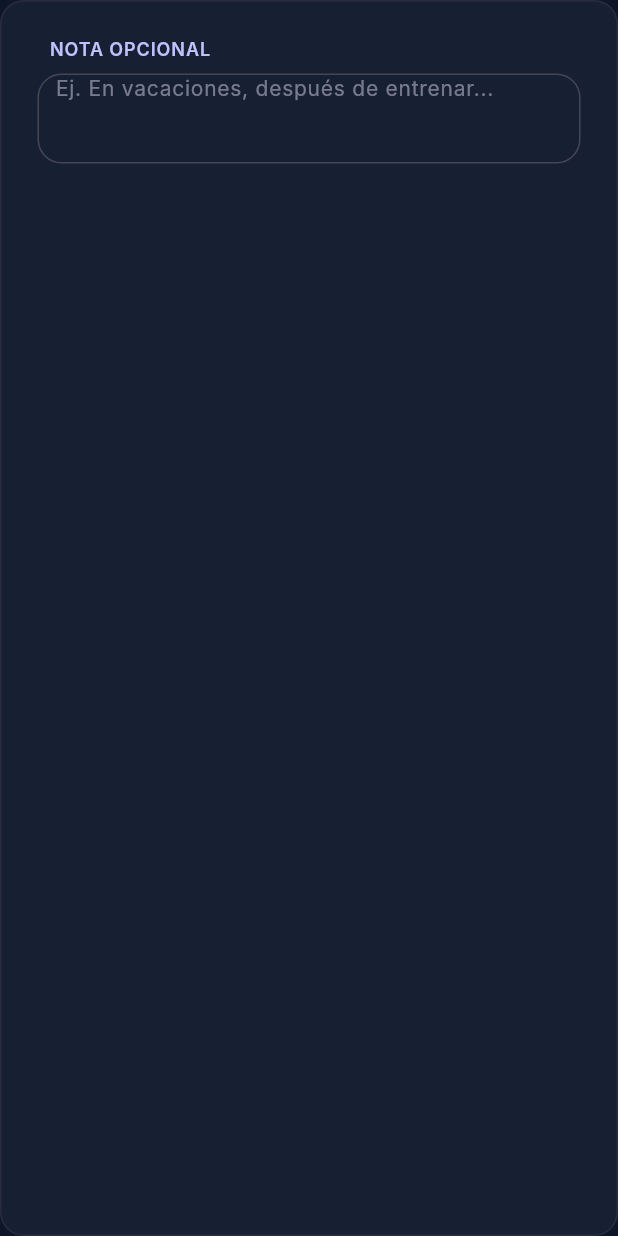
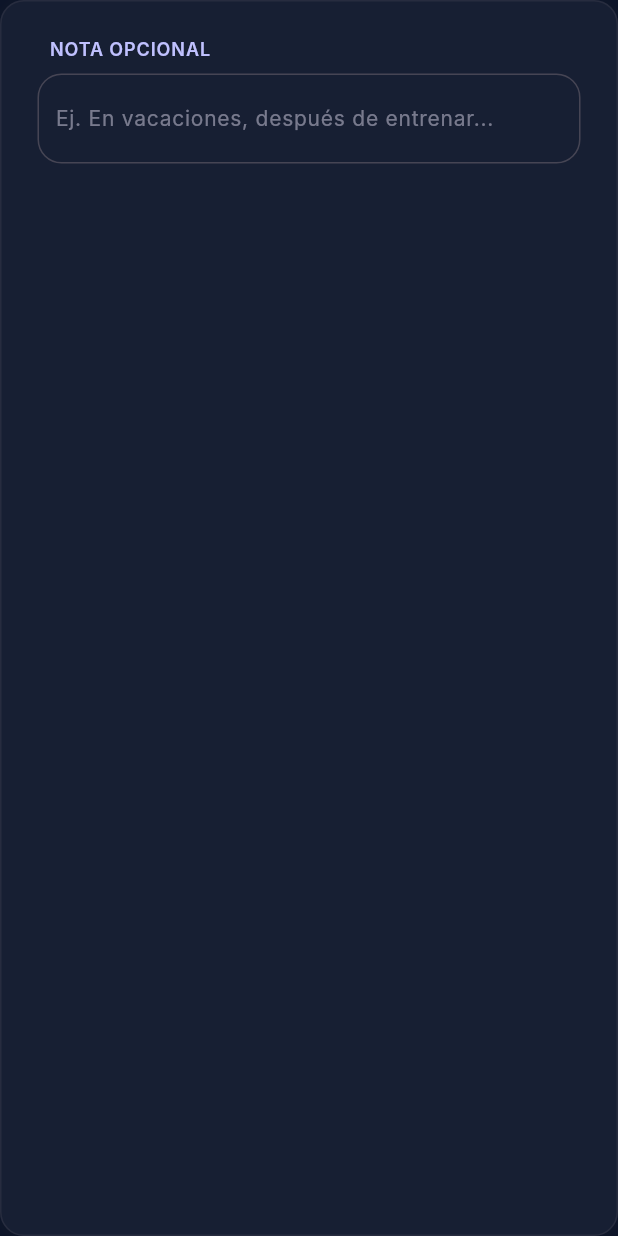
Before and after one commit to sergiogrcia/weightme, a Flutter app: the _NotesInput widget shown alone on an empty page, opened directly with empty values, on a phone screen of 412 x 824 dp. Run offline on Flutter 3.47's test engine with Material 3 defaults, Android fonts, the phone set to English and light mode, and no system bars; Roboto replaces fonts that are missing (Inter).

Commit message:
Visual changes

```diff
--- a/lib/screens/add_weight_screen.dart
+++ b/lib/screens/add_weight_screen.dart
@@ -283,10 +283,13 @@ class _NotesInput extends StatelessWidget {
             child: Text('NOTA OPCIONAL', style: AppTypography.labelCaps.copyWith(color: AppColors.primary)),
           ),
           const SizedBox(height: AppSpacing.xs),
-          TextField(
+          SizedBox(
+            height: 60,
+            child: TextField(
               controller: controller,
-            minLines: 3,
-            maxLines: 3,
+              expands: true,
+              maxLines: null,
+              textAlignVertical: TextAlignVertical.center,
               style: AppTypography.bodySmall.copyWith(color: AppColors.textPrimary),
               decoration: InputDecoration(
                 filled: false,
@@ -294,6 +297,7 @@ class _NotesInput extends StatelessWidget {
                 hintText: 'Ej. En vacaciones, después de entrenar...',
                 hintStyle: AppTypography.bodySmall.copyWith(color: AppColors.textSecondary.withValues(alpha: .55)),
                 contentPadding: const EdgeInsets.symmetric(horizontal: AppSpacing.xs),
+              ),
             ),
           ),
         ],
```
Lines whose indentation alone changed are shown as unchanged.
